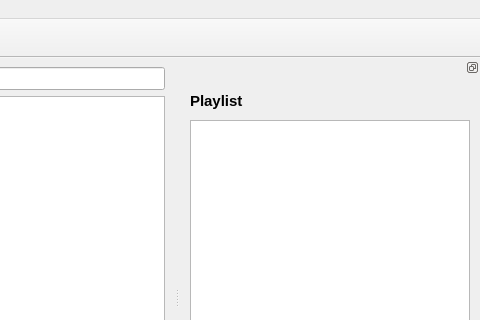
Above: main_window.ui from tschen/PyKS before the change; both pictures show x 393 to 873 and y 0 to 320 of the 873 by 557 pixel window. Below: the same form after it.
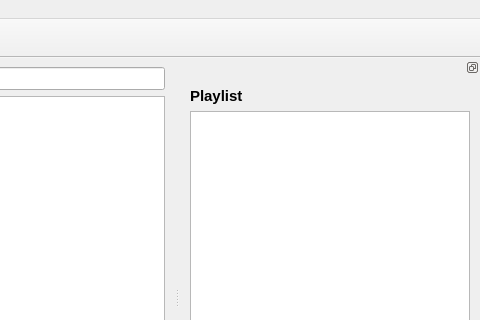
That is the form after the change. Icons and pictures are not drawn. Custom widgets are drawn as their Qt base class.

Commit message:
Minor fixes index.html    - Added artistNoPumc and titleNoPunc columns for searching    - remeasure datatables whenever we update the playlist    - Recheck "Add to playlist" after confirming a dialog
 main_window.ui, ui_mainwindow.py
   - PlaylistTableView: changed the hsize the vsize type to be expanding

The edit to the form file:
```diff
--- a/main_window.ui
+++ b/main_window.ui
@@ -173,7 +173,7 @@
      <item>
       <widget class="PlaylistTableView" name="playlistTableView">
        <property name="sizePolicy">
-        <sizepolicy hsizetype="Preferred" vsizetype="Preferred">
+        <sizepolicy hsizetype="Preferred" vsizetype="Expanding">
          <horstretch>0</horstretch>
          <verstretch>0</verstretch>
         </sizepolicy>
```
The commit also changes 5 other files.
